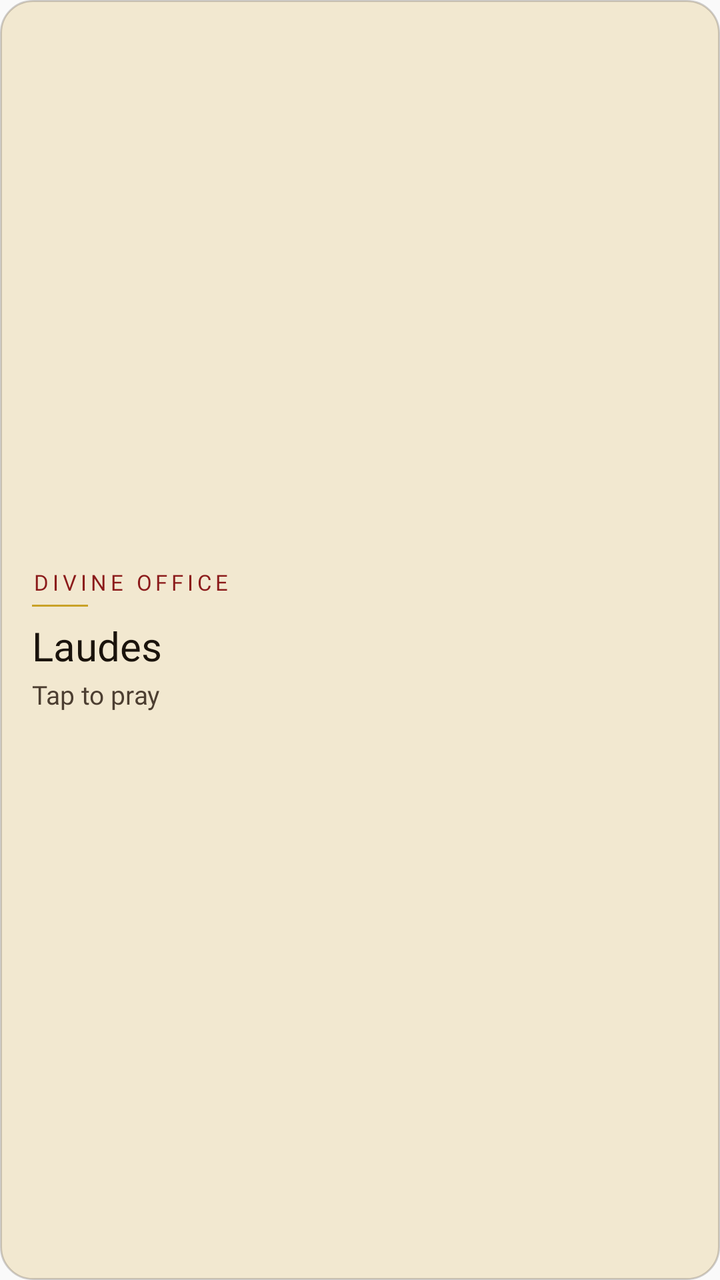
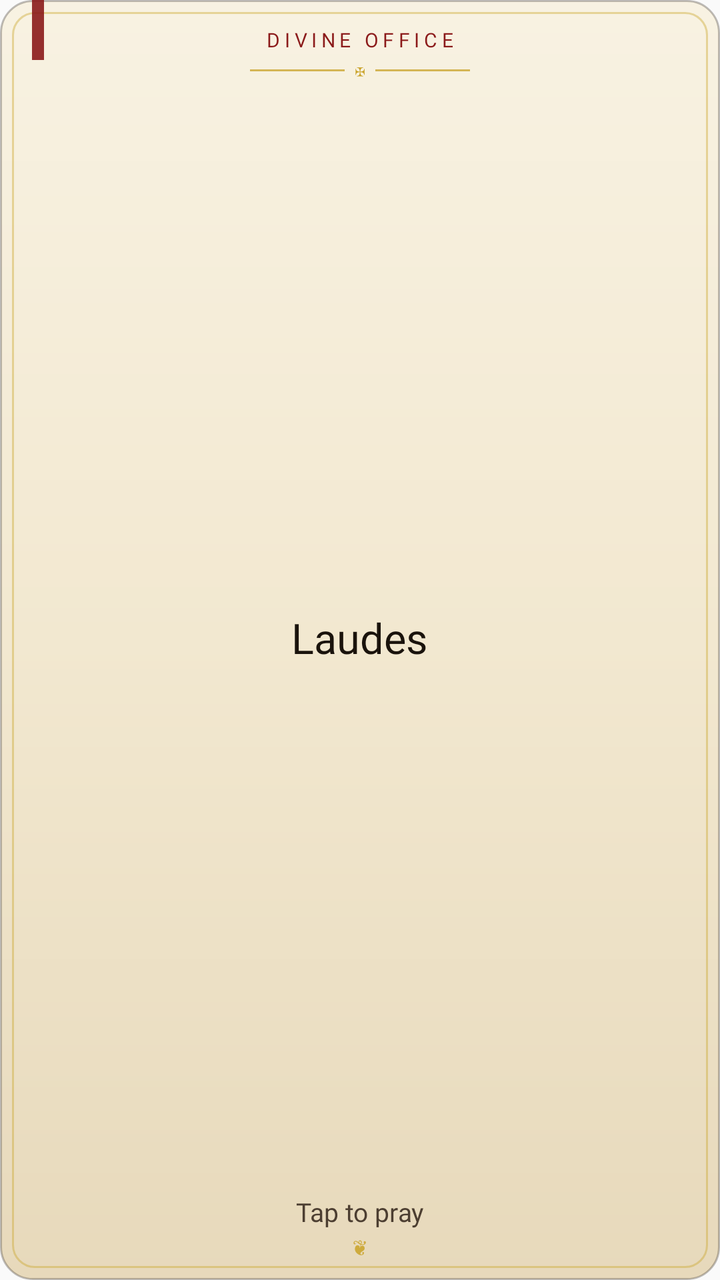

The first picture is an Android layout as it rendered before a commit; the second is the same layout after the commit. The layout source and the unified diff follow.
<!-- AndroidManifest.xml: application theme Theme.Introibo -->
<!-- res/layout/widget_introibo.xml -->
<?xml version="1.0" encoding="utf-8"?>
<LinearLayout xmlns:android="http://schemas.android.com/apk/res/android"
    android:id="@+id/widget_root"
    android:layout_width="match_parent"
    android:layout_height="match_parent"
    android:background="@drawable/widget_bg"
    android:orientation="vertical"
    android:gravity="center_vertical"
    android:paddingStart="16dp"
    android:paddingEnd="16dp"
    android:paddingTop="12dp"
    android:paddingBottom="12dp">

    <TextView
        android:id="@+id/widget_label"
        android:layout_width="wrap_content"
        android:layout_height="wrap_content"
        android:fontFamily="@font/eb_garamond_regular"
        android:textSize="11sp"
        android:letterSpacing="0.18"
        android:textAllCaps="true"
        android:textColor="#8B1A1A"
        android:maxLines="1"
        android:ellipsize="end"
        android:text="@string/widget_label_office" />

    
    <FrameLayout
        android:layout_width="28dp"
        android:layout_height="1dp"
        android:layout_marginTop="4dp"
        android:layout_marginBottom="6dp"
        android:background="#C9A227" />

    <TextView
        android:id="@+id/widget_title"
        android:layout_width="wrap_content"
        android:layout_height="wrap_content"
        android:fontFamily="@font/playfair_display_regular"
        android:textSize="20sp"
        android:textColor="#1A130C"
        android:maxLines="1"
        android:ellipsize="end"
        android:text="Laudes" />

    <TextView
        android:id="@+id/widget_subtitle"
        android:layout_width="wrap_content"
        android:layout_height="wrap_content"
        android:layout_marginTop="2dp"
        android:fontFamily="@font/eb_garamond_italic"
        android:textSize="13sp"
        android:textColor="#4C3E31"
        android:maxLines="1"
        android:ellipsize="end"
        android:text="@string/widget_tap_to_pray" />

</LinearLayout>
<!-- resources referenced by this layout -->
<resources>
  <!-- drawable widget_bg (drawable) -->
  <?xml version="1.0" encoding="utf-8"?>
  <shape xmlns:android="http://schemas.android.com/apk/res/android"
      android:shape="rectangle">
      <solid android:color="#F2E8D0" />
      <stroke
          android:width="1dp"
          android:color="#331A130C" />
      <corners android:radius="16dp" />
  </shape>
  <string name="widget_label_office">Divine Office</string>
  <string name="widget_tap_to_pray">Tap to pray</string>
  <style name="Theme.Introibo" parent="android:Theme.Material.Light.NoActionBar">
          <item name="android:colorPrimary">@color/primary</item>
          <item name="android:colorPrimaryDark">@color/primary_dark</item>
          <item name="android:colorAccent">@color/accent</item>
          <item name="android:statusBarColor">@color/primary_dark</item>
          <item name="android:navigationBarColor">@color/primary</item>
      </style>
  <color name="primary">#6750A4</color>
  <color name="primary_dark">#4F378B</color>
  <color name="accent">#625B71</color>
</resources>

<!-- the commit's change to res/layout/widget_introibo.xml (unified diff, before → after) -->
@@ -1,58 +1,98 @@
 <?xml version="1.0" encoding="utf-8"?>
-<LinearLayout xmlns:android="http://schemas.android.com/apk/res/android"
+<FrameLayout xmlns:android="http://schemas.android.com/apk/res/android"
     android:id="@+id/widget_root"
     android:layout_width="match_parent"
     android:layout_height="match_parent"
-    android:background="@drawable/widget_bg"
-    android:orientation="vertical"
-    android:gravity="center_vertical"
-    android:paddingStart="16dp"
-    android:paddingEnd="16dp"
-    android:paddingTop="12dp"
-    android:paddingBottom="12dp">
-
-    <TextView
-        android:id="@+id/widget_label"
-        android:layout_width="wrap_content"
-        android:layout_height="wrap_content"
-        android:fontFamily="@font/eb_garamond_regular"
-        android:textSize="11sp"
-        android:letterSpacing="0.18"
-        android:textAllCaps="true"
-        android:textColor="#8B1A1A"
-        android:maxLines="1"
-        android:ellipsize="end"
-        android:text="@string/widget_label_office" />
+    android:background="@drawable/widget_bg">
 
     
     <FrameLayout
-        android:layout_width="28dp"
-        android:layout_height="1dp"
-        android:layout_marginTop="4dp"
-        android:layout_marginBottom="6dp"
-        android:background="#C9A227" />
+        android:layout_width="6dp"
+        android:layout_height="30dp"
+        android:layout_gravity="top|start"
+        android:layout_marginStart="16dp"
+        android:background="#E58B1A1A" />
 
-    <TextView
-        android:id="@+id/widget_title"
-        android:layout_width="wrap_content"
-        android:layout_height="wrap_content"
-        android:fontFamily="@font/playfair_display_regular"
-        android:textSize="20sp"
-        android:textColor="#1A130C"
-        android:maxLines="1"
-        android:ellipsize="end"
-        android:text="Laudes" />
+    <LinearLayout
+        android:layout_width="match_parent"
+        android:layout_height="match_parent"
+        android:orientation="vertical"
+        android:gravity="center_horizontal"
+        android:paddingStart="18dp"
+        android:paddingEnd="18dp"
+        android:paddingTop="13dp"
+        android:paddingBottom="11dp">
 
-    <TextView
-        android:id="@+id/widget_subtitle"
-        android:layout_width="wrap_content"
-        android:layout_height="wrap_content"
-        android:layout_marginTop="2dp"
-        android:fontFamily="@font/eb_garamond_italic"
-        android:textSize="13sp"
-        android:textColor="#4C3E31"
-        android:maxLines="1"
-        android:ellipsize="end"
-        android:text="@string/widget_tap_to_pray" />
+        <TextView
+            android:id="@+id/widget_label"
+            android:layout_width="wrap_content"
+            android:layout_height="wrap_content"
+            android:fontFamily="@font/eb_garamond_regular"
+            android:textSize="10sp"
+            android:letterSpacing="0.22"
+            android:textAllCaps="true"
+            android:textColor="#8B1A1A"
+            android:maxLines="1"
+            android:ellipsize="end"
+            android:text="@string/widget_label_office" />
 
-</LinearLayout>
+        
+        <LinearLayout
+            android:layout_width="110dp"
+            android:layout_height="wrap_content"
+            android:layout_marginTop="3dp"
+            android:orientation="horizontal"
+            android:gravity="center_vertical">
+            <FrameLayout
+                android:layout_width="0dp"
+                android:layout_height="1dp"
+                android:layout_weight="1"
+                android:background="#BFC9A227" />
+            <TextView
+                android:layout_width="wrap_content"
+                android:layout_height="wrap_content"
+                android:paddingStart="5dp"
+                android:paddingEnd="5dp"
+                android:textSize="8sp"
+                android:textColor="#C9A227"
+                android:text="✠" />
+            <FrameLayout
+                android:layout_width="0dp"
+                android:layout_height="1dp"
+                android:layout_weight="1"
+                android:background="#BFC9A227" />
+        </LinearLayout>
+
+        <TextView
+            android:id="@+id/widget_title"
+            android:layout_width="wrap_content"
+            android:layout_height="0dp"
+            android:layout_weight="1"
+            android:gravity="center"
+            android:fontFamily="@font/playfair_display_regular"
+            android:textSize="21sp"
+            android:textColor="#1A130C"
+            android:maxLines="1"
+            android:ellipsize="end"
+            android:text="Laudes" />
+
+        <TextView
+            android:id="@+id/widget_subtitle"
+            android:layout_width="wrap_content"
+            android:layout_height="wrap_content"
+            android:fontFamily="@font/eb_garamond_italic"
+            android:textSize="13sp"
+            android:textColor="#4C3E31"
+            android:maxLines="1"
+            android:ellipsize="end"
+            android:text="@string/widget_tap_to_pray" />
+
+        <TextView
+            android:layout_width="wrap_content"
+            android:layout_height="wrap_content"
+            android:layout_marginTop="2dp"
+            android:textSize="9sp"
+            android:textColor="#D9C9A227"
+            android:text="❦" />
+    </LinearLayout>
+</FrameLayout>
<!-- resource entries referenced after the edit -->
@@ -2,14 +2,35 @@
 <resources>
   <!-- drawable widget_bg (drawable) -->
   <?xml version="1.0" encoding="utf-8"?>
-  <shape xmlns:android="http://schemas.android.com/apk/res/android"
-      android:shape="rectangle">
-      <solid android:color="#F2E8D0" />
-      <stroke
-          android:width="1dp"
-          android:color="#331A130C" />
-      <corners android:radius="16dp" />
-  </shape>
+  <layer-list xmlns:android="http://schemas.android.com/apk/res/android">
+      <item>
+          <shape android:shape="rectangle">
+              <gradient
+                  android:type="linear"
+                  android:angle="270"
+                  android:startColor="#F8F2E2"
+                  android:centerColor="#F2E8D0"
+                  android:endColor="#E7D9BB" />
+              <corners android:radius="16dp" />
+              <stroke
+                  android:width="1dp"
+                  android:color="#471A130C" />
+          </shape>
+      </item>
+      <item
+          android:left="6dp"
+          android:top="6dp"
+          android:right="6dp"
+          android:bottom="6dp">
+          <shape android:shape="rectangle">
+              <solid android:color="#00000000" />
+              <corners android:radius="11dp" />
+              <stroke
+                  android:width="1dp"
+                  android:color="#66C9A227" />
+          </shape>
+      </item>
+  </layer-list>
   <string name="widget_label_office">Divine Office</string>
   <string name="widget_tap_to_pray">Tap to pray</string>
   <style name="Theme.Introibo" parent="android:Theme.Material.Light.NoActionBar">
